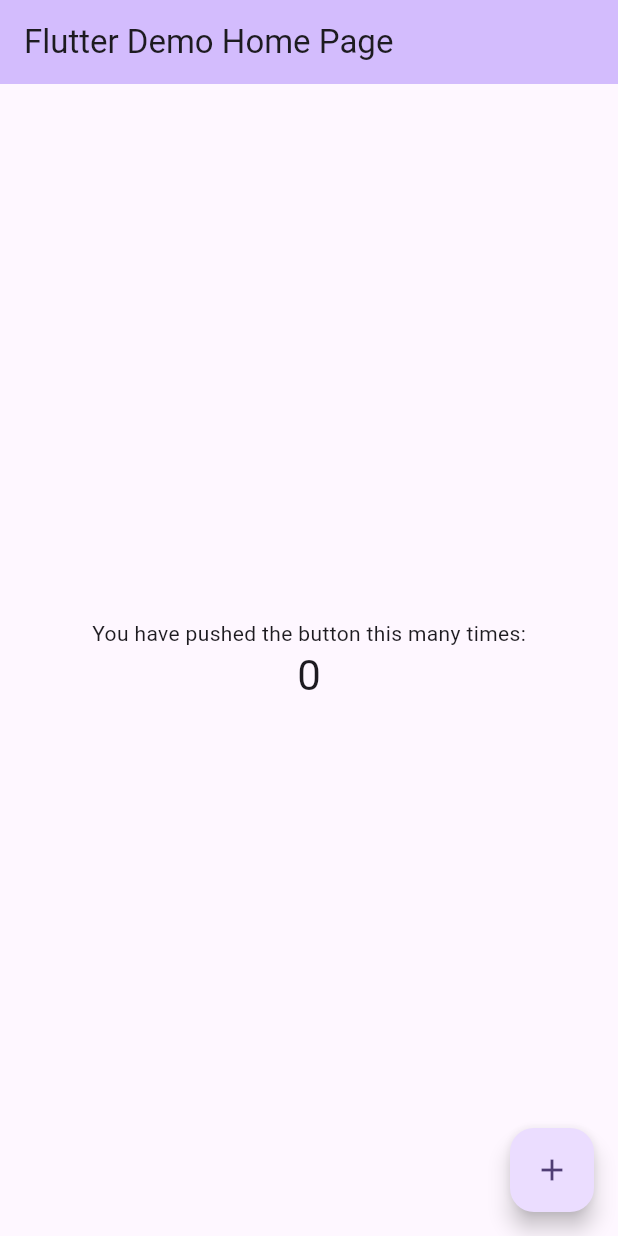
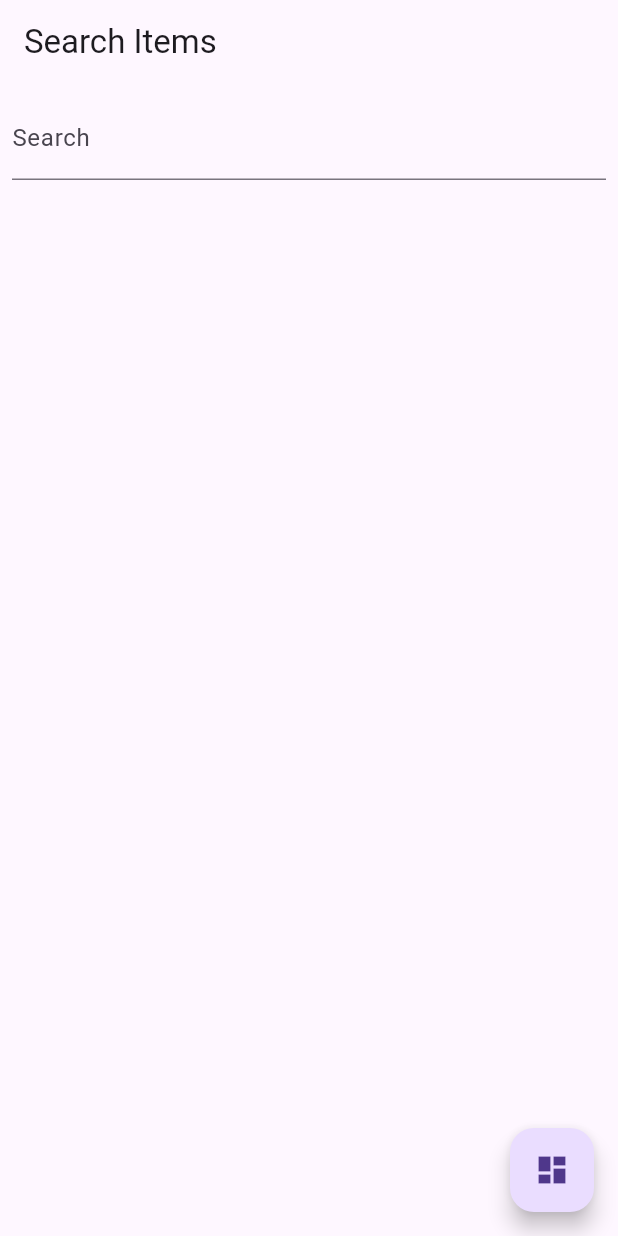
Before and after one commit to lohnerj/ase-392ResearchProject, a Flutter app: the screen it shows after launch, on a phone screen of 412 x 824 dp. Run offline on Flutter 3.47's test engine with Material 3 defaults, Android fonts, the phone set to English and light mode, and no system bars; our stand-ins replace fl_chart, hive, hive_flutter; missing offline and left inert: nwmarketapp; accounts and stored records are empty.

Commit message:
importing old project

```diff
--- a/marketapp/lib/main.dart
+++ b/marketapp/lib/main.dart
@@ -1,125 +1,28 @@
 import 'package:flutter/material.dart';
+import 'package:hive_flutter/hive_flutter.dart';
+import 'search_page.dart';
+import 'hive_service.dart';
 
-void main() {
-  runApp(const MyApp());
+Future<void> main() async {
+  WidgetsFlutterBinding.ensureInitialized();
+  HiveService hiveService = HiveService();
+  await hiveService.initFlutter();
+  await hiveService.openBox('itemsBox');
+  runApp(MyApp());
 }
 
 class MyApp extends StatelessWidget {
   const MyApp({super.key});
 
-  // This widget is the root of your application.
   @override
   Widget build(BuildContext context) {
     return MaterialApp(
-      title: 'Flutter Demo',
+      title: 'Market App',
       theme: ThemeData(
-        // This is the theme of your application.
-        //
-        // TRY THIS: Try running your application with "flutter run". You'll see
-        // the application has a purple toolbar. Then, without quitting the app,
-        // try changing the seedColor in the colorScheme below to Colors.green
-        // and then invoke "hot reload" (save your changes or press the "hot
-        // reload" button in a Flutter-supported IDE, or press "r" if you used
-        // the command line to start the app).
-        //
-        // Notice that the counter didn't reset back to zero; the application
-        // state is not lost during the reload. To reset the state, use hot
-        // restart instead.
-        //
-        // This works for code too, not just values: Most code changes can be
-        // tested with just a hot reload.
-        colorScheme: ColorScheme.fromSeed(seedColor: Colors.deepPurple),
-        useMaterial3: true,
+        primarySwatch: Colors.blue,
+        visualDensity: VisualDensity.adaptivePlatformDensity,
       ),
-      home: const MyHomePage(title: 'Flutter Demo Home Page'),
+      home: SearchPage(),
     );
   }
 }
-
-class MyHomePage extends StatefulWidget {
-  const MyHomePage({super.key, required this.title});
-
-  // This widget is the home page of your application. It is stateful, meaning
-  // that it has a State object (defined below) that contains fields that affect
-  // how it looks.
-
-  // This class is the configuration for the state. It holds the values (in this
-  // case the title) provided by the parent (in this case the App widget) and
-  // used by the build method of the State. Fields in a Widget subclass are
-  // always marked "final".
-
-  final String title;
-
-  @override
-  State<MyHomePage> createState() => _MyHomePageState();
-}
-
-class _MyHomePageState extends State<MyHomePage> {
-  int _counter = 0;
-
-  void _incrementCounter() {
-    setState(() {
-      // This call to setState tells the Flutter framework that something has
-      // changed in this State, which causes it to rerun the build method below
-      // so that the display can reflect the updated values. If we changed
-      // _counter without calling setState(), then the build method would not be
-      // called again, and so nothing would appear to happen.
-      _counter++;
-    });
-  }
-
-  @override
-  Widget build(BuildContext context) {
-    // This method is rerun every time setState is called, for instance as done
-    // by the _incrementCounter method above.
-    //
-    // The Flutter framework has been optimized to make rerunning build methods
-    // fast, so that you can just rebuild anything that needs updating rather
-    // than having to individually change instances of widgets.
-    return Scaffold(
-      appBar: AppBar(
-        // TRY THIS: Try changing the color here to a specific color (to
-        // Colors.amber, perhaps?) and trigger a hot reload to see the AppBar
-        // change color while the other colors stay the same.
-        backgroundColor: Theme.of(context).colorScheme.inversePrimary,
-        // Here we take the value from the MyHomePage object that was created by
-        // the App.build method, and use it to set our appbar title.
-        title: Text(widget.title),
-      ),
-      body: Center(
-        // Center is a layout widget. It takes a single child and positions it
-        // in the middle of the parent.
-        child: Column(
-          // Column is also a layout widget. It takes a list of children and
-          // arranges them vertically. By default, it sizes itself to fit its
-          // children horizontally, and tries to be as tall as its parent.
-          //
-          // Column has various properties to control how it sizes itself and
-          // how it positions its children. Here we use mainAxisAlignment to
-          // center the children vertically; the main axis here is the vertical
-          // axis because Columns are vertical (the cross axis would be
-          // horizontal).
-          //
-          // TRY THIS: Invoke "debug painting" (choose the "Toggle Debug Paint"
-          // action in the IDE, or press "p" in the console), to see the
-          // wireframe for each widget.
-          mainAxisAlignment: MainAxisAlignment.center,
-          children: <Widget>[
-            const Text(
-              'You have pushed the button this many times:',
-            ),
-            Text(
-              '$_counter',
-              style: Theme.of(context).textTheme.headlineMedium,
-            ),
-          ],
-        ),
-      ),
-      floatingActionButton: FloatingActionButton(
-        onPressed: _incrementCounter,
-        tooltip: 'Increment',
-        child: const Icon(Icons.add),
-      ), // This trailing comma makes auto-formatting nicer for build methods.
-    );
-  }
-}
--- /dev/null
+++ b/marketapp/lib/search_page.dart
@@ -0,0 +1,98 @@
+// ignore_for_file: library_private_types_in_public_api
+
+import 'dart:convert';
+import 'package:flutter/material.dart';
+import 'package:hive/hive.dart';
+import 'package:http/http.dart' as http;
+import 'package:nwmarketapp/api_service.dart';
+import 'dashboard_page.dart';
+
+class SearchPage extends StatefulWidget {
+  const SearchPage({super.key});
+
+  @override
+  _SearchPageState createState() => _SearchPageState();
+}
+
+class _SearchPageState extends State<SearchPage> {
+  final TextEditingController _searchController = TextEditingController();
+  Map<String, dynamic> _namesDict = {};
+  Map<String, dynamic> _filteredNames = {};
+
+  @override
+  void initState() {
+    super.initState();
+    fetchNames().then((data) {
+      setState(() {
+        _namesDict = data;
+        _filteredNames = _namesDict;
+      });
+    });
+  }
+
+  void _filterNames(String enteredKeyword) {
+    Map<String, dynamic> results = {};
+    if (enteredKeyword.isEmpty) {
+      results = _namesDict;
+    } else {
+      results = Map.fromEntries(_namesDict.entries.where((entry) => entry.key
+          .toString()
+          .toLowerCase()
+          .contains(enteredKeyword.toLowerCase())));
+    }
+    setState(() {
+      _filteredNames = results;
+    });
+  }
+
+  @override
+  Widget build(BuildContext context) {
+    return Scaffold(
+      appBar: AppBar(
+        title: const Text("Search Items"),
+      ),
+      body: Column(
+        children: <Widget>[
+          Padding(
+            padding: const EdgeInsets.all(8.0),
+            child: TextField(
+              controller: _searchController,
+              decoration: const InputDecoration(labelText: 'Search'),
+              onChanged: (value) {
+                _filterNames(value);
+              },
+            ),
+          ),
+          Expanded(
+            child: ListView.builder(
+              itemCount: _filteredNames.length,
+              itemBuilder: (context, index) {
+                String key = _filteredNames.keys.elementAt(index);
+                return ListTile(
+                  title: Text(key),
+                  trailing: IconButton(
+                    icon: const Icon(Icons.add),
+                    onPressed: () {
+                      Hive.box('itemsBox').put(
+                          key,
+                          _namesDict[
+                              key]); // Store the item ID associated with the name
+                    },
+                  ),
+                );
+              },
+            ),
+          )
+        ],
+      ),
+      floatingActionButton: FloatingActionButton(
+        onPressed: () {
+          Navigator.push(context,
+              MaterialPageRoute(builder: (context) => DashboardPage()));
+        },
+        tooltip: 'Go to Dashboard',
+        child: const Icon(Icons.dashboard),
+      ),
+    );
+  }
+}
```
Also changed, not shown: marketapp/lib/api_service.dart (added, +103 -0 lines), marketapp/lib/dashboard_page.dart (added, +84 -0 lines), marketapp/lib/graph_page.dart (added, +93 -0 lines), marketapp/lib/hive_service.dart (added, +13 -0 lines).
